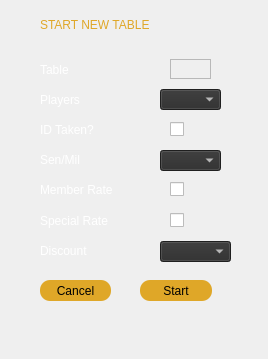
Above: tablestart.ui from aj501/NickBilliardsPrjQT before the change. Below: the same form after it.
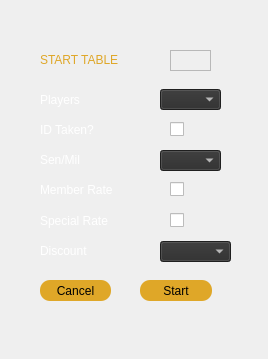
That is the form after the change.

What changed in the file:
```diff
--- a/tablestart.ui
+++ b/tablestart.ui
@@ -58,9 +58,9 @@
    <property name="geometry">
     <rect>
      <x>40</x>
-     <y>9</y>
-     <width>151</width>
-     <height>31</height>
+     <y>39</y>
+     <width>91</width>
+     <height>41</height>
     </rect>
    </property>
    <property name="styleSheet">
@@ -73,26 +73,7 @@
     <enum>QFrame::Sunken</enum>
    </property>
    <property name="text">
-    <string>START NEW TABLE</string>
-   </property>
-  </widget>
-  <widget class="QLabel" name="tableLabel">
-   <property name="geometry">
-    <rect>
-     <x>40</x>
-     <y>59</y>
-     <width>51</width>
-     <height>21</height>
-    </rect>
-   </property>
-   <property name="styleSheet">
-    <string notr="true">color: rgb(255, 255, 255);</string>
-   </property>
-   <property name="frameShape">
-    <enum>QFrame::NoFrame</enum>
-   </property>
-   <property name="text">
-    <string>Table</string>
+    <string>START TABLE</string>
    </property>
   </widget>
   <widget class="QLabel" name="playerLabel">
@@ -224,13 +205,13 @@
    <property name="geometry">
     <rect>
      <x>170</x>
-     <y>59</y>
+     <y>50</y>
      <width>41</width>
-     <height>20</height>
+     <height>21</height>
     </rect>
    </property>
    <property name="styleSheet">
-    <string notr="true">color: rgb(255, 255, 255);</string>
+    <string notr="true">color:  rgb(223, 167, 40);</string>
    </property>
    <property name="frameShape">
     <enum>QFrame::StyledPanel</enum>
```
